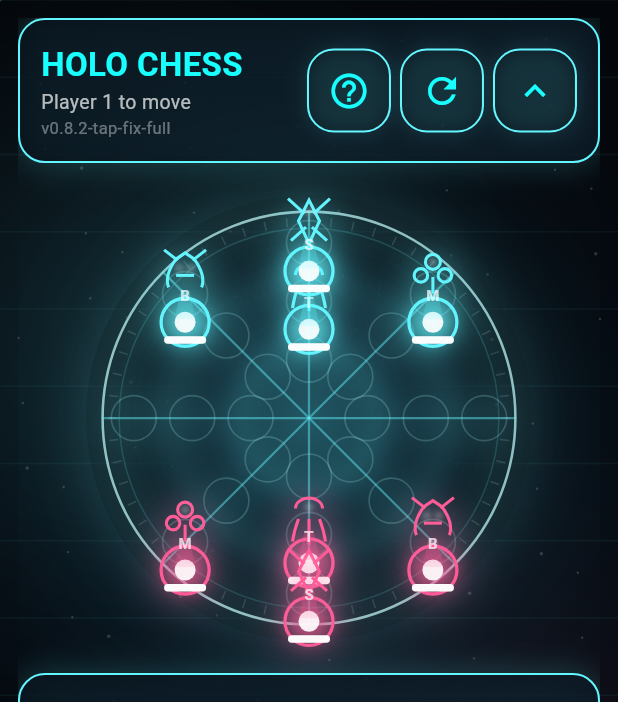
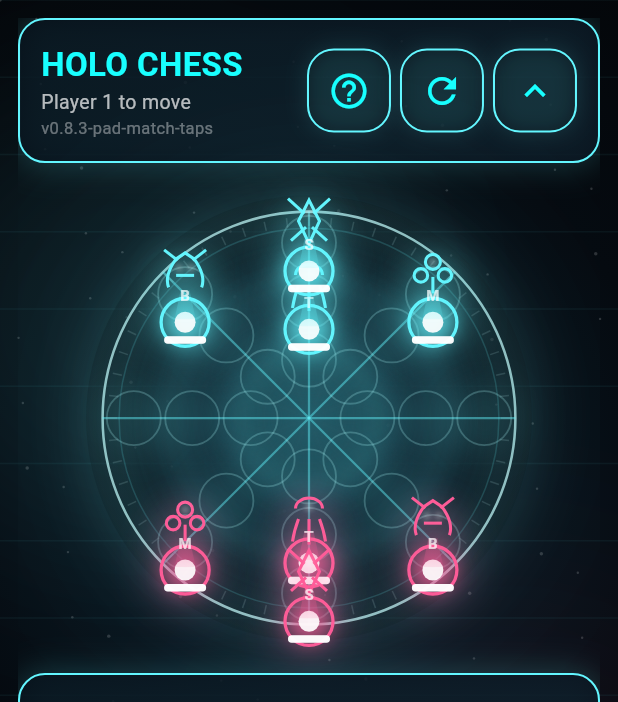
Before and after one commit to JvSlice/HoloChess, a Flutter app: the screen it shows after launch, after a tap on the "tune" icon, on a phone screen of 412 x 824 dp. Shown: the top 702 px of the screen. Run offline on Flutter 3.47's test engine with Material 3 defaults, Android fonts, the phone set to English and light mode, and no system bars.

Commit message:
Update main.dart
Graphic upgrades

```diff
--- a/lib/main.dart
+++ b/lib/main.dart
@@ -5,7 +5,7 @@ void main() {
   runApp(const HoloApp());
 }
 
-const String gameVersion = 'v0.8.2-tap-fix-full';
+const String gameVersion = 'v0.8.3-pad-match-taps';
 
 class HoloApp extends StatelessWidget {
   const HoloApp({super.key});
@@ -1515,57 +1515,57 @@ class PremiumBoardPainter extends CustomPainter {
         final p = _cellCenter(pos, size);
 
         final padGlow = Paint()
-          ..color = const Color(0xFF63F6FF).withOpacity(0.08)
-          ..maskFilter = const MaskFilter.blur(BlurStyle.normal, 10);
-        canvas.drawCircle(p, 22, padGlow);
+          ..color = const Color(0xFF63F6FF).withOpacity(0.09)
+          ..maskFilter = const MaskFilter.blur(BlurStyle.normal, 11);
+        canvas.drawCircle(p, 25, padGlow);
 
         canvas.drawCircle(
           p,
-          15,
+          18,
           Paint()
-            ..color = const Color(0xFFB0FEFF).withOpacity(0.20)
+            ..color = const Color(0xFFB0FEFF).withOpacity(0.23)
             ..style = PaintingStyle.stroke
-            ..strokeWidth = 1.1,
+            ..strokeWidth = 1.2,
         );
 
         if (selected == pos) {
           final glow = Paint()
-            ..color = const Color(0xFF63F6FF).withOpacity(0.35)
-            ..maskFilter = const MaskFilter.blur(BlurStyle.normal, 12);
-          canvas.drawCircle(p, 33, glow);
+            ..color = const Color(0xFF63F6FF).withOpacity(0.38)
+            ..maskFilter = const MaskFilter.blur(BlurStyle.normal, 13);
+          canvas.drawCircle(p, 36, glow);
           canvas.drawCircle(
             p,
-            30,
+            33,
             Paint()
               ..color = const Color(0xFF63F6FF)
               ..style = PaintingStyle.stroke
-              ..strokeWidth = 2.5,
+              ..strokeWidth = 2.7,
           );
         } else if (moves.contains(pos)) {
           final glow = Paint()
-            ..color = const Color(0xFFFFD46A).withOpacity(0.18)
-            ..maskFilter = const MaskFilter.blur(BlurStyle.normal, 10);
-          canvas.drawCircle(p, 30, glow);
+            ..color = const Color(0xFFFFD46A).withOpacity(0.22)
+            ..maskFilter = const MaskFilter.blur(BlurStyle.normal, 11);
+          canvas.drawCircle(p, 34, glow);
           canvas.drawCircle(
             p,
-            27,
+            31,
             Paint()
               ..color = const Color(0xFFFFD46A)
               ..style = PaintingStyle.stroke
-              ..strokeWidth = 2.1,
+              ..strokeWidth = 2.3,
           );
         } else if (targets.contains(pos)) {
           final glow = Paint()
-            ..color = const Color(0xFFFF5C98).withOpacity(0.20)
-            ..maskFilter = const MaskFilter.blur(BlurStyle.normal, 10);
-          canvas.drawCircle(p, 30, glow);
+            ..color = const Color(0xFFFF5C98).withOpacity(0.24)
+            ..maskFilter = const MaskFilter.blur(BlurStyle.normal, 11);
+          canvas.drawCircle(p, 34, glow);
           canvas.drawCircle(
             p,
-            27,
+            31,
             Paint()
               ..color = const Color(0xFFFF5C98)
               ..style = PaintingStyle.stroke
-              ..strokeWidth = 2.1,
+              ..strokeWidth = 2.3,
           );
         }
       }
```
